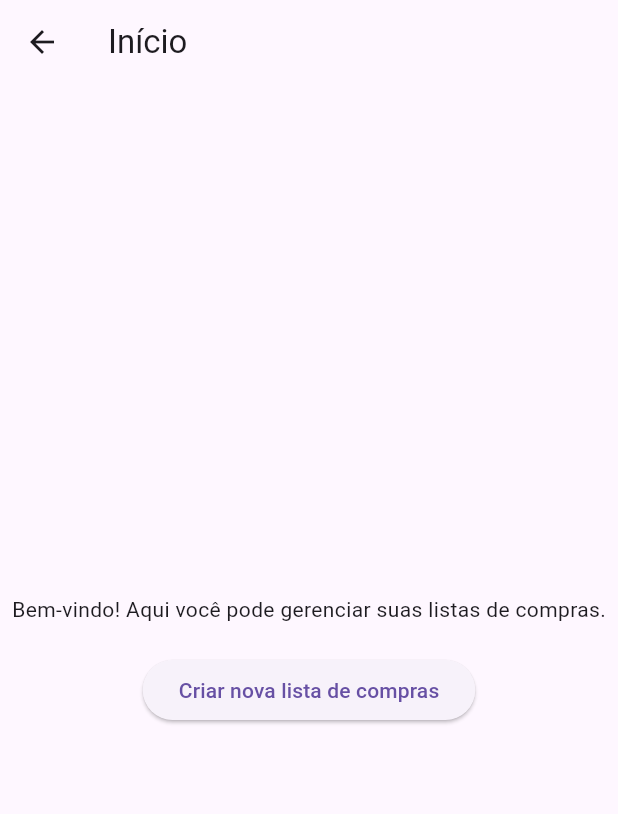
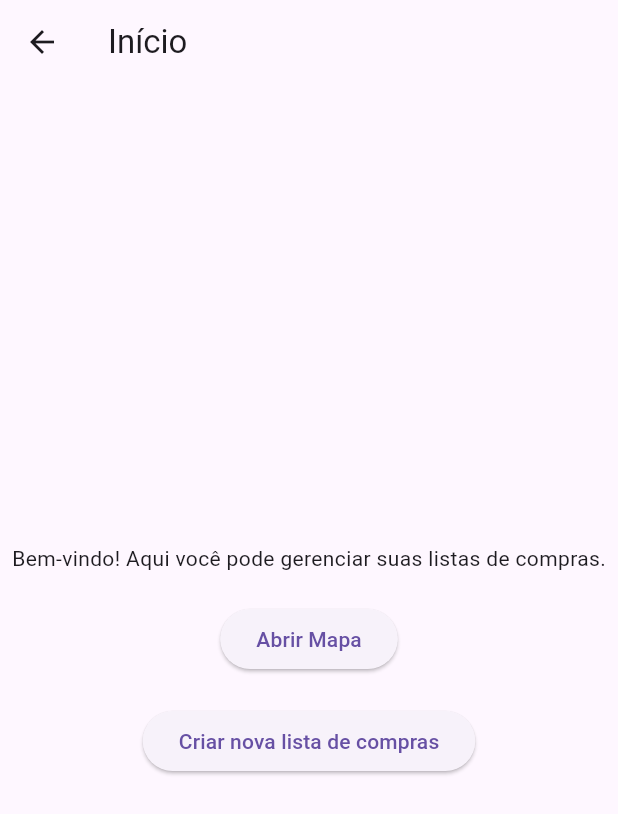
Before and after one commit to alessandragaleno/compreBem, a Flutter app: the HomeScreen screen opened directly, on a phone screen of 412 x 824 dp. Shown: the top 814 px of the screen. Run offline on Flutter 3.47's test engine with Material 3 defaults, Android fonts, the phone set to English and light mode, and no system bars; our stand-ins replace geolocator, google_maps_flutter, sqflite; accounts and stored records are empty.

Commit message:
mapa adicionado

```diff
--- a/lib/main.dart
+++ b/lib/main.dart
@@ -210,7 +210,11 @@ class HomeScreen extends StatelessWidget {
                 MaterialPageRoute(builder: (context) => MapScreen()),
               );
             },
-            child: Text('Criar nova lista de compras')),
+            child: Text('Abrir Mapa')),
+            SizedBox(height: 20),
+            ElevatedButton(
+              onPressed: () {},
+              child: Text('Criar nova lista de compras')),
           ],
         ),
       ),
```
